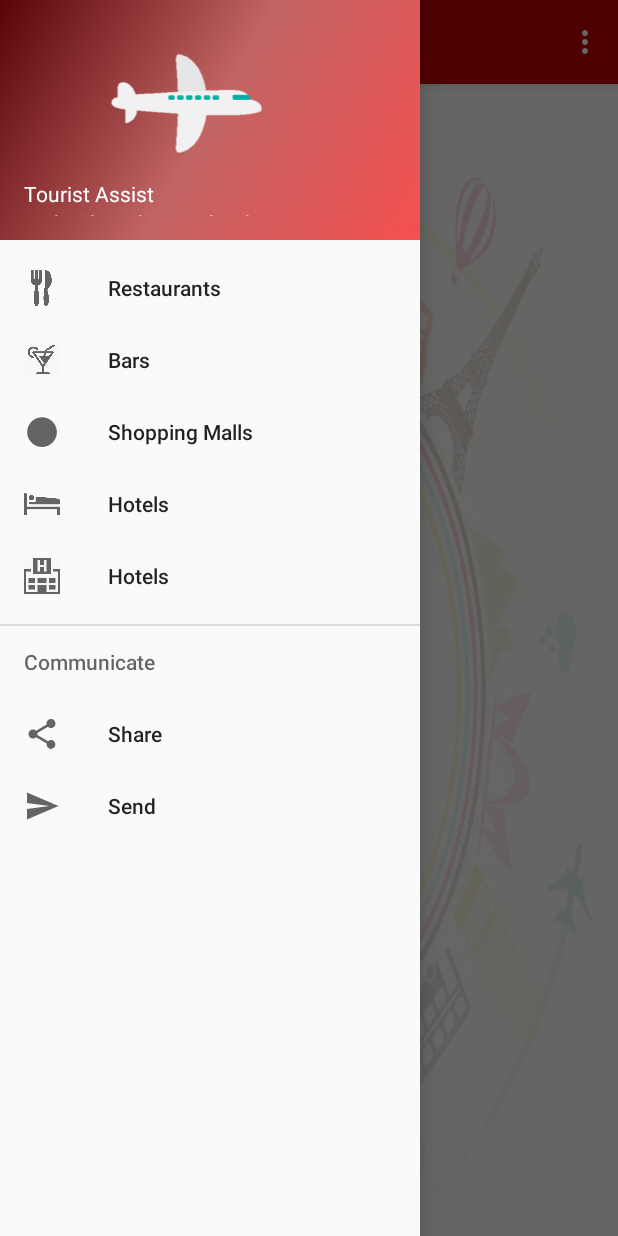
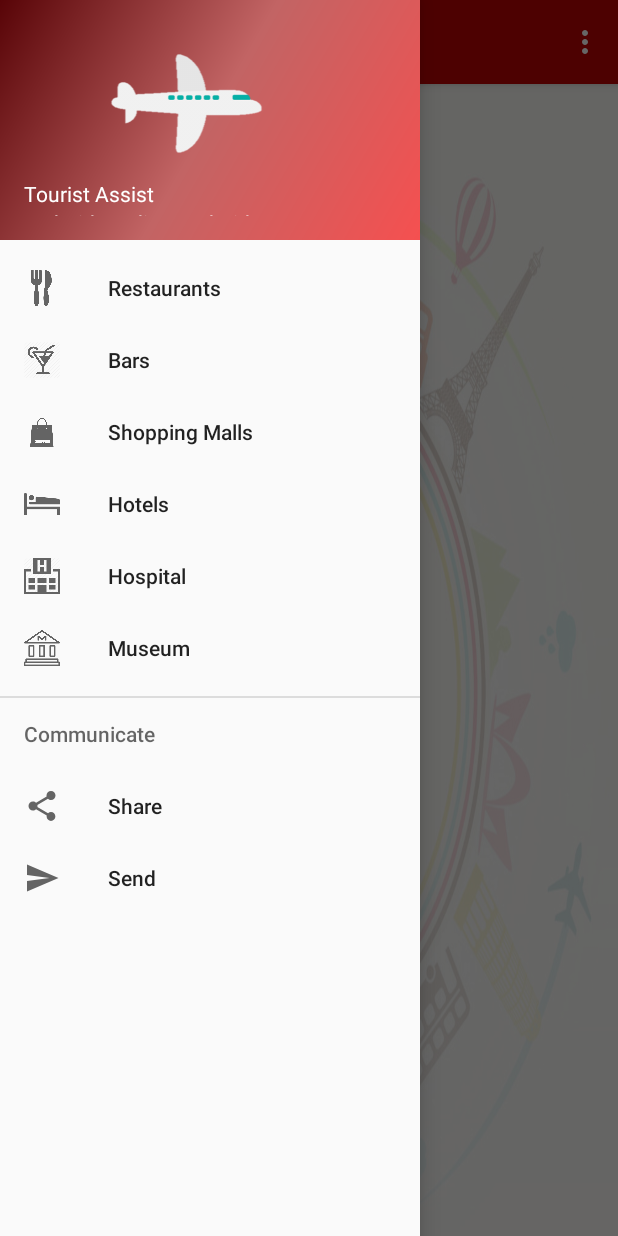
Before and after one commit to FatemaT/software-engineering-Project, an Android app: the MainNavigation screen opened directly, with no data from a screen before it, with the side drawer open, on a phone screen of 412 x 824 dp. Run offline under Robolectric (Android 15) with nearby library versions, the phone set to English and light mode, and no system bars.

Commit message:
navigationbar

```diff
--- a/TouristAssist/app/src/main/res/menu/activity_main_navigation_drawer.xml
+++ b/TouristAssist/app/src/main/res/menu/activity_main_navigation_drawer.xml
@@ -21,7 +21,11 @@
         <item
             android:id="@+id/nav_hospital"
             android:icon="@drawable/hospital"
-            android:title="Hotels" />
+            android:title="Hospital" />
+        <item
+            android:id="@+id/nav_museum"
+            android:icon="@drawable/museum"
+            android:title="Museum" />
     </group>
 
     <item android:title="Communicate">
```
Also changed, not shown: TouristAssist/app/src/main/res/drawable/museum.png (added), TouristAssist/app/src/main/res/drawable/shopping.png.
